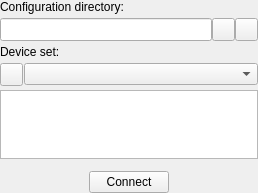
The window that PlusApp/CommonWidgets/DeviceSetSelectorWidget.ui (PlusToolkit/PlusApp) describes before a commit, drawn with Qt 5.
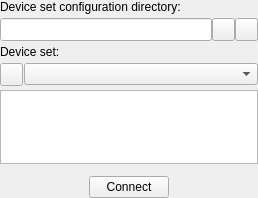
The same window after the commit. Icons and pictures are not drawn.

Commit message: Fixed #268: Use application configuration file of vtkPlusConfig to store fCal related configurations; Editor application for editing configuration files can be selected in fCal

Diff of the .ui file:
```diff
--- a/PlusApp/CommonWidgets/DeviceSetSelectorWidget.ui
+++ b/PlusApp/CommonWidgets/DeviceSetSelectorWidget.ui
@@ -7,7 +7,7 @@
     <x>0</x>
     <y>0</y>
     <width>258</width>
-    <height>193</height>
+    <height>198</height>
    </rect>
   </property>
   <property name="windowTitle">
@@ -23,7 +23,7 @@
    <item row="0" column="0">
     <widget class="QLabel" name="label_ConfigurationDirectory">
      <property name="text">
-      <string>Configuration directory:</string>
+      <string>Device set configuration directory:</string>
      </property>
     </widget>
    </item>
```
Left out of the diff: 2 changed lines with no effect on the pictures. The commit also changes 9 other files.
